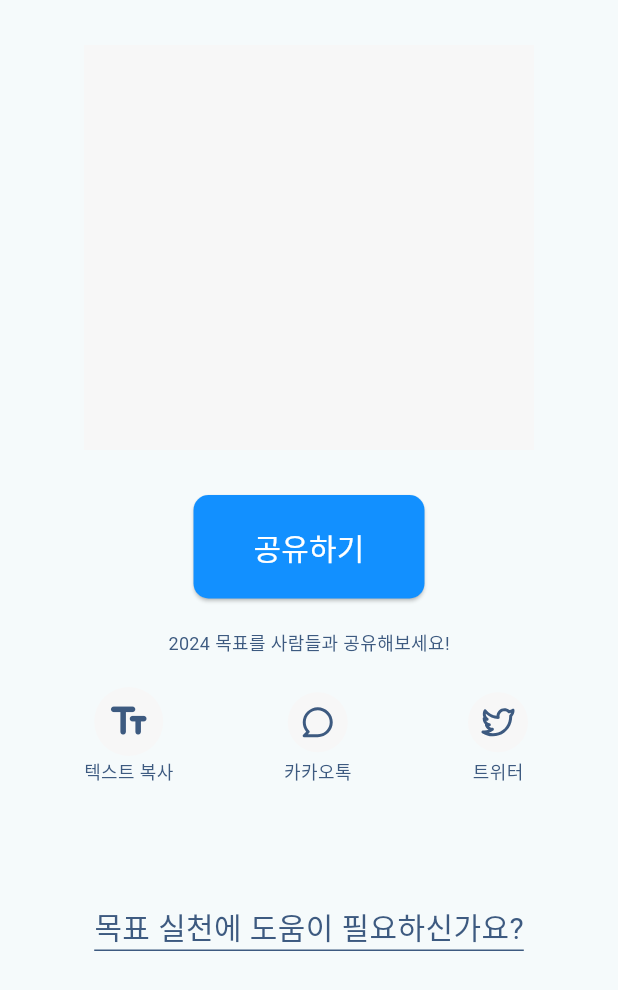
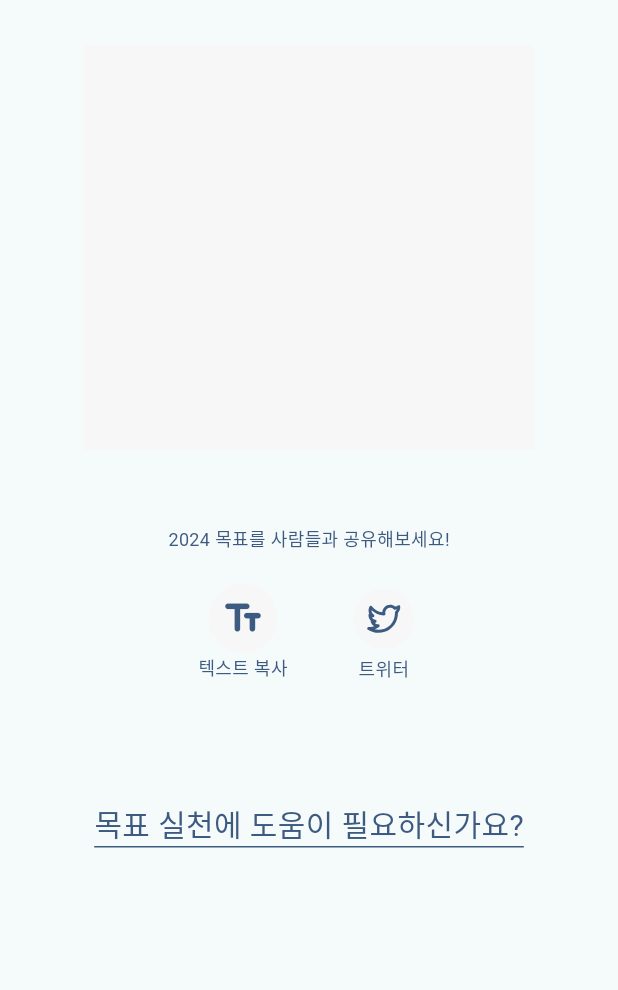
Before and after one commit to Mingadinga/shout_out_to_2024, a Flutter app: the ResultShareScreen screen opened directly with empty values, on a phone screen of 412 x 824 dp. Shown: the top 990 px of the screen. Run offline on Flutter 3.47's test engine with Material 3 defaults, Android fonts, the phone set to English and light mode, and no system bars; our stand-ins replace flutter_dotenv, flutter_svg, share_plus; missing offline and left inert: kakao_flutter_sdk_share.

Commit message:
카카오톡 공유 제거

```diff
--- a/lib/screen/ResultShareScreen.dart
+++ b/lib/screen/ResultShareScreen.dart
@@ -31,9 +31,9 @@ class ResultShareScreen extends StatelessWidget {
               width: 300,
               child: Column(
                 children: [
-                  ShareButton(
-                    text: result + shareMent + shareLink,
-                  ),
+                  // ShareButton(
+                  //   text: result + shareMent + shareLink,
+                  // ),
                   const Padding(
                     padding: EdgeInsets.symmetric(vertical: 20),
                     child: Text(
@@ -42,10 +42,11 @@ class ResultShareScreen extends StatelessWidget {
                     ),
                   ),
                   Row(
-                    mainAxisAlignment: MainAxisAlignment.spaceBetween,
+                    mainAxisAlignment: MainAxisAlignment.center,
                     children: [
                       CopyToClipboardIcon(text: result + shareMent + shareLink),
-                      KakaoShare(result: result, shareLink: shareLink),
+                      const SizedBox(width: 40),
+                      // KakaoShare(result: result, shareLink: shareLink),
                       // FacebookShareIcon(
                       //     result: result + shareMent, shareLink: shareLink),
                       TwitterShareIcon(
```
